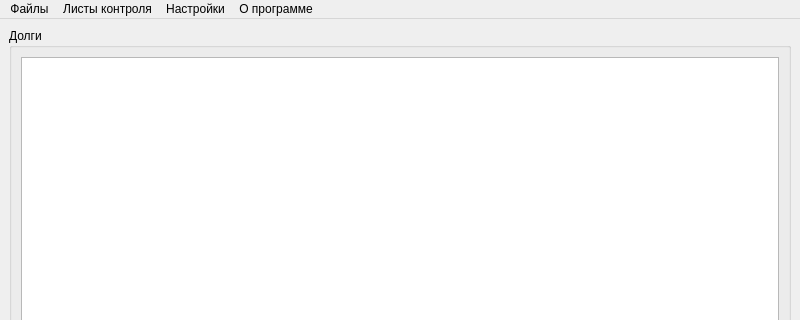
nightmare04/AO, file ui/main.ui: the form before one commit; both pictures show x 0 to 800 and y 0 to 320 of the 800 by 600 pixel window.
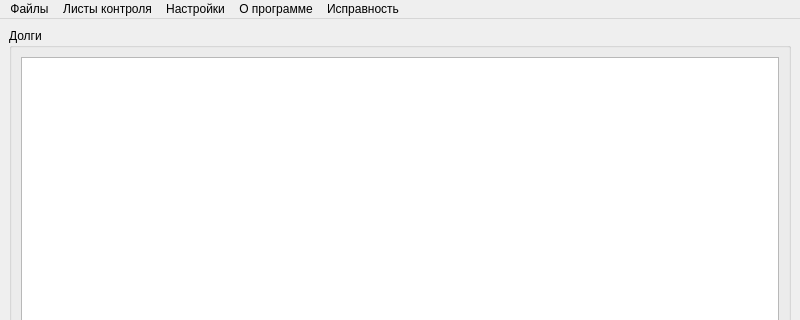
The form after the commit.

The edit to the form file:
```diff
--- a/ui/main.ui
+++ b/ui/main.ui
@@ -55,7 +55,7 @@
      <x>0</x>
      <y>0</y>
      <width>800</width>
-     <height>23</height>
+     <height>24</height>
     </rect>
    </property>
    <widget class="QMenu" name="menu">
@@ -86,10 +86,19 @@
     <addaction name="spec_setup_action"/>
     <addaction name="checks_setup_action"/>
    </widget>
+   <widget class="QMenu" name="menu_5">
+    <property name="title">
+     <string>Исправность</string>
+    </property>
+    <addaction name="action_3"/>
+    <addaction name="system_action"/>
+    <addaction name="action_5"/>
+   </widget>
    <addaction name="menu"/>
    <addaction name="menu_2"/>
    <addaction name="menu_4"/>
    <addaction name="menu_3"/>
+   <addaction name="menu_5"/>
   </widget>
   <widget class="QStatusBar" name="statusbar"/>
   <action name="action">
```
Left out of the diff: 15 changed lines with no effect on the pictures.
